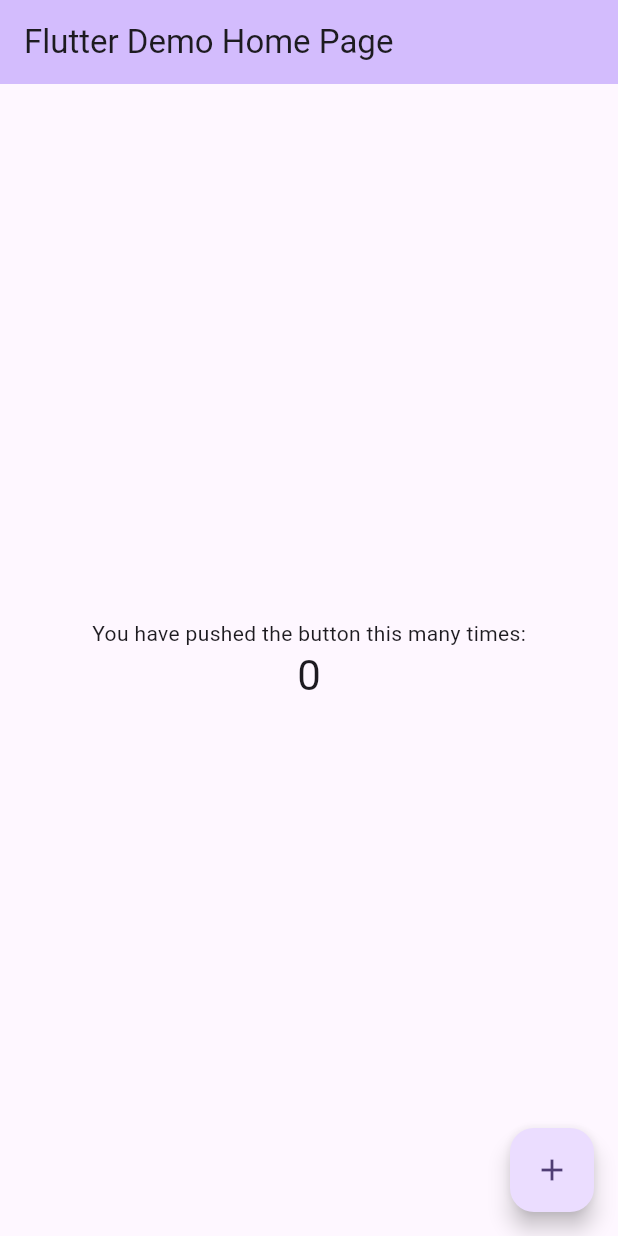
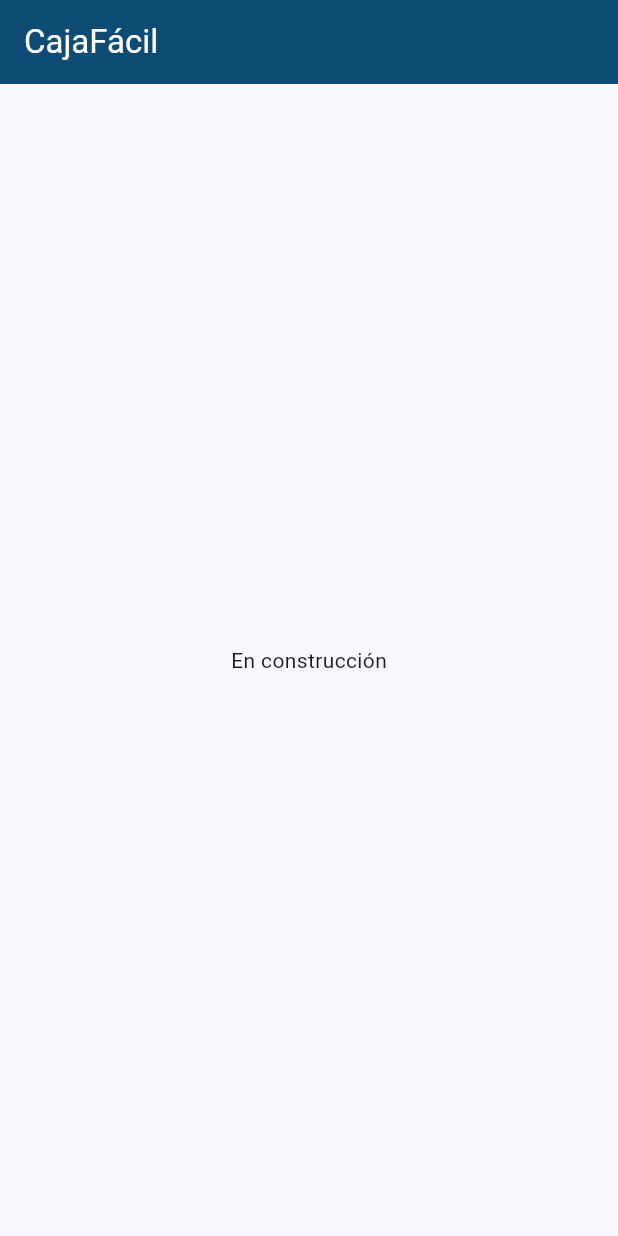
Before and after one commit to Tiza-Coderz/cajafacil, a Flutter app: the screen it shows after launch, on a phone screen of 412 x 824 dp. Run offline on Flutter 3.47's test engine with Material 3 defaults, Android fonts, the phone set to English and light mode, and no system bars; our stand-ins replace flutter_riverpod, go_router.

Commit message:
feat(app): add app shell with brand theme, router and bootstrap
Co-Authored-By: Claude Opus 5.5 <noreply@anthropic.com>

```diff
--- /dev/null
+++ b/lib/app/app.dart
@@ -0,0 +1,24 @@
+import 'package:cajafacil/app/router/app_router.dart';
+import 'package:cajafacil/app/theme/app_theme.dart';
+import 'package:flutter/material.dart';
+import 'package:flutter_localizations/flutter_localizations.dart';
+import 'package:flutter_riverpod/flutter_riverpod.dart';
+
+class CajaFacilApp extends ConsumerWidget {
+  const CajaFacilApp({super.key});
+
+  @override
+  Widget build(BuildContext context, WidgetRef ref) {
+    final router = ref.watch(appRouterProvider);
+    return MaterialApp.router(
+      title: 'CajaFácil',
+      debugShowCheckedModeBanner: false,
+      theme: AppTheme.light(),
+      darkTheme: AppTheme.dark(),
+      routerConfig: router,
+      locale: const Locale('es'),
+      supportedLocales: const [Locale('es')],
+      localizationsDelegates: GlobalMaterialLocalizations.delegates,
+    );
+  }
+}
--- /dev/null
+++ b/lib/app/router/app_router.dart
@@ -0,0 +1,17 @@
+import 'package:cajafacil/app/router/routes.dart';
+import 'package:cajafacil/core/widgets/placeholder_screen.dart';
+import 'package:flutter_riverpod/flutter_riverpod.dart';
+import 'package:go_router/go_router.dart';
+
+final appRouterProvider = Provider<GoRouter>((ref) {
+  return GoRouter(
+    initialLocation: Routes.home,
+    routes: [
+      GoRoute(
+        path: Routes.home,
+        builder: (context, state) =>
+            const PlaceholderScreen(title: 'CajaFácil'),
+      ),
+    ],
+  );
+});
--- /dev/null
+++ b/lib/app/theme/app_colors.dart
@@ -0,0 +1,16 @@
+import 'package:flutter/material.dart';
+
+/// Paleta de marca. El azul #0f4c75 es el color principal del producto.
+abstract final class AppColors {
+  static const primary = Color(0xFF0F4C75);
+  static const primaryLight = Color(0xFF3282B8);
+  static const accent = Color(0xFFF2A541);
+  static const success = Color(0xFF2E7D32);
+  static const warning = Color(0xFFED6C02);
+  static const danger = Color(0xFFC62828);
+  static const whatsapp = Color(0xFF25D366);
+
+  /// Colores por moneda para distinguirlas de un vistazo en el POS.
+  static const usd = Color(0xFF1B5E20);
+  static const cup = Color(0xFF0F4C75);
+}
--- /dev/null
+++ b/lib/app/theme/app_theme.dart
@@ -0,0 +1,70 @@
+import 'package:cajafacil/app/theme/app_colors.dart';
+import 'package:flutter/material.dart';
+
+/// Espaciados consistentes en toda la app (múltiplos de 4).
+abstract final class Gaps {
+  static const xs = 4.0;
+  static const sm = 8.0;
+  static const md = 16.0;
+  static const lg = 24.0;
+  static const xl = 32.0;
+}
+
+abstract final class AppTheme {
+  static ThemeData light() => _build(Brightness.light);
+
+  static ThemeData dark() => _build(Brightness.dark);
+
+  static ThemeData _build(Brightness brightness) {
+    final scheme = ColorScheme.fromSeed(
+      seedColor: AppColors.primary,
+      primary: brightness == Brightness.light ? AppColors.primary : null,
+      brightness: brightness,
+      error: AppColors.danger,
+    );
+    final radius = BorderRadius.circular(12);
+
+    return ThemeData(
+      useMaterial3: true,
+      colorScheme: scheme,
+      visualDensity: VisualDensity.standard,
+      appBarTheme: AppBarTheme(
+        centerTitle: false,
+        backgroundColor: brightness == Brightness.light
+            ? AppColors.primary
+            : scheme.surface,
+        foregroundColor: brightness == Brightness.light
+            ? Colors.white
+            : scheme.onSurface,
+      ),
+      cardTheme: CardThemeData(
+        elevation: 0,
+        margin: EdgeInsets.zero,
+        shape: RoundedRectangleBorder(
+          borderRadius: radius,
+          side: BorderSide(color: scheme.outlineVariant),
+        ),
+      ),
+      inputDecorationTheme: InputDecorationTheme(
+        border: OutlineInputBorder(borderRadius: radius),
+        filled: true,
+        fillColor: scheme.surfaceContainerLowest,
+      ),
+      filledButtonTheme: FilledButtonThemeData(
+        style: FilledButton.styleFrom(
+          minimumSize: const Size(64, 48),
+          shape: RoundedRectangleBorder(borderRadius: radius),
+        ),
+      ),
+      outlinedButtonTheme: OutlinedButtonThemeData(
+        style: OutlinedButton.styleFrom(
+          minimumSize: const Size(64, 48),
+          shape: RoundedRectangleBorder(borderRadius: radius),
+        ),
+      ),
+      snackBarTheme: const SnackBarThemeData(
+        behavior: SnackBarBehavior.floating,
+      ),
+    );
+  }
+}
--- /dev/null
+++ b/lib/core/widgets/placeholder_screen.dart
@@ -0,0 +1,16 @@
+import 'package:flutter/material.dart';
+
+/// Pantalla temporal para rutas aún no implementadas.
+class PlaceholderScreen extends StatelessWidget {
+  const PlaceholderScreen({required this.title, super.key});
+
+  final String title;
+
+  @override
+  Widget build(BuildContext context) {
+    return Scaffold(
+      appBar: AppBar(title: Text(title)),
+      body: const Center(child: Text('En construcción')),
+    );
+  }
+}
--- a/lib/main.dart
+++ b/lib/main.dart
@@ -1,122 +1,3 @@
-import 'package:flutter/material.dart';
+import 'package:cajafacil/bootstrap.dart';
 
-void main() {
-  runApp(const MyApp());
-}
-
-class MyApp extends StatelessWidget {
-  const MyApp({super.key});
-
-  // This widget is the root of your application.
-  @override
-  Widget build(BuildContext context) {
-    return MaterialApp(
-      title: 'Flutter Demo',
-      theme: ThemeData(
-        // This is the theme of your application.
-        //
-        // TRY THIS: Try running your application with "flutter run". You'll see
-        // the application has a purple toolbar. Then, without quitting the app,
-        // try changing the seedColor in the colorScheme below to Colors.green
-        // and then invoke "hot reload" (save your changes or press the "hot
-        // reload" button in a Flutter-supported IDE, or press "r" if you used
-        // the command line to start the app).
-        //
-        // Notice that the counter didn't reset back to zero; the application
-        // state is not lost during the reload. To reset the state, use hot
-        // restart instead.
-        //
-        // This works for code too, not just values: Most code changes can be
-        // tested with just a hot reload.
-        colorScheme: ColorScheme.fromSeed(seedColor: Colors.deepPurple),
-      ),
-      home: const MyHomePage(title: 'Flutter Demo Home Page'),
-    );
-  }
-}
-
-class MyHomePage extends StatefulWidget {
-  const MyHomePage({super.key, required this.title});
-
-  // This widget is the home page of your application. It is stateful, meaning
-  // that it has a State object (defined below) that contains fields that affect
-  // how it looks.
-
-  // This class is the configuration for the state. It holds the values (in this
-  // case the title) provided by the parent (in this case the App widget) and
-  // used by the build method of the State. Fields in a Widget subclass are
-  // always marked "final".
-
-  final String title;
-
-  @override
-  State<MyHomePage> createState() => _MyHomePageState();
-}
-
-class _MyHomePageState extends State<MyHomePage> {
-  int _counter = 0;
-
-  void _incrementCounter() {
-    setState(() {
-      // This call to setState tells the Flutter framework that something has
-      // changed in this State, which causes it to rerun the build method below
-      // so that the display can reflect the updated values. If we changed
-      // _counter without calling setState(), then the build method would not be
-      // called again, and so nothing would appear to happen.
-      _counter++;
-    });
-  }
-
-  @override
-  Widget build(BuildContext context) {
-    // This method is rerun every time setState is called, for instance as done
-    // by the _incrementCounter method above.
-    //
-    // The Flutter framework has been optimized to make rerunning build methods
-    // fast, so that you can just rebuild anything that needs updating rather
-    // than having to individually change instances of widgets.
-    return Scaffold(
-      appBar: AppBar(
-        // TRY THIS: Try changing the color here to a specific color (to
-        // Colors.amber, perhaps?) and trigger a hot reload to see the AppBar
-        // change color while the other colors stay the same.
-        backgroundColor: Theme.of(context).colorScheme.inversePrimary,
-        // Here we take the value from the MyHomePage object that was created by
-        // the App.build method, and use it to set our appbar title.
-        title: Text(widget.title),
-      ),
-      body: Center(
-        // Center is a layout widget. It takes a single child and positions it
-        // in the middle of the parent.
-        child: Column(
-          // Column is also a layout widget. It takes a list of children and
-          // arranges them vertically. By default, it sizes itself to fit its
-          // children horizontally, and tries to be as tall as its parent.
-          //
-          // Column has various properties to control how it sizes itself and
-          // how it positions its children. Here we use mainAxisAlignment to
-          // center the children vertically; the main axis here is the vertical
-          // axis because Columns are vertical (the cross axis would be
-          // horizontal).
-          //
-          // TRY THIS: Invoke "debug painting" (choose the "Toggle Debug Paint"
-          // action in the IDE, or press "p" in the console), to see the
-          // wireframe for each widget.
-          mainAxisAlignment: MainAxisAlignment.center,
-          children: <Widget>[
-            const Text('You have pushed the button this many times:'),
-            Text(
-              '$_counter',
-              style: Theme.of(context).textTheme.headlineMedium,
-            ),
-          ],
-        ),
-      ),
-      floatingActionButton: FloatingActionButton(
-        onPressed: _incrementCounter,
-        tooltip: 'Increment',
-        child: const Icon(Icons.add),
-      ), // This trailing comma makes auto-formatting nicer for build methods.
-    );
-  }
-}
+Future<void> main() => bootstrap();
```
Also changed, not shown: lib/app/router/routes.dart (added, +12 -0 lines), lib/bootstrap.dart (added, +28 -0 lines), lib/core/config/env.dart (added, +22 -0 lines), 1 other file.
